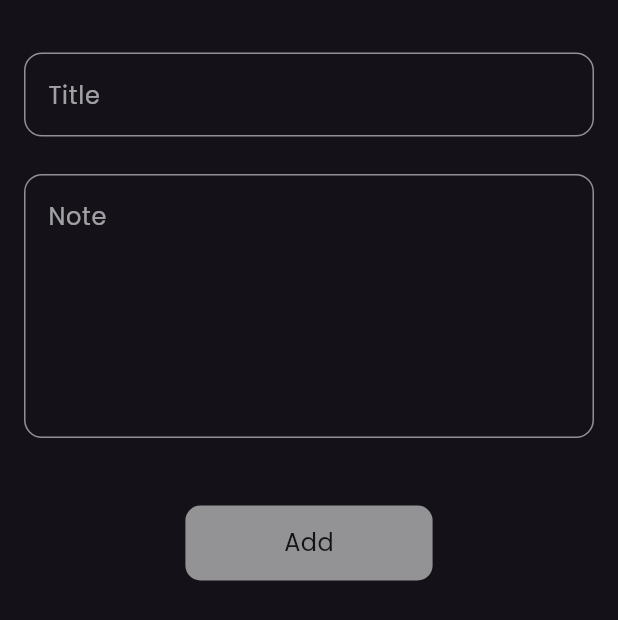
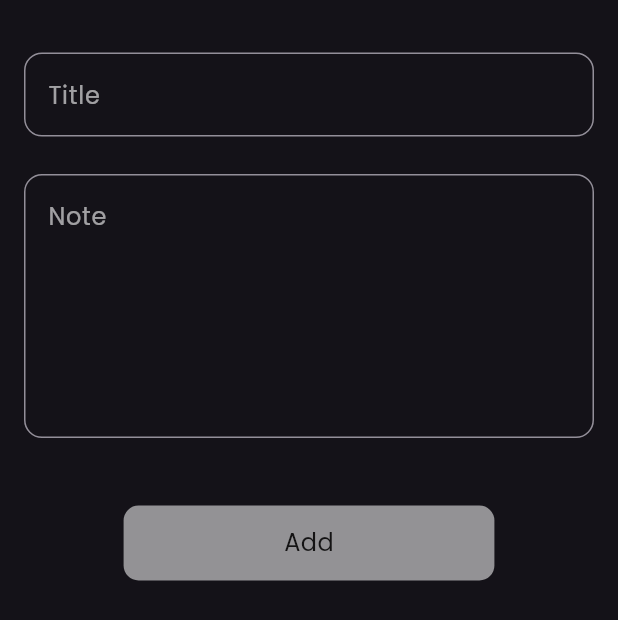
Before and after one commit to A-Elsawy/notes-app, a Flutter app: the AddCustomNoteBottomSheet widget shown alone on an empty page, opened directly, on a phone screen of 412 x 824 dp. Shown: the top 620 px of the screen. Run offline on Flutter 3.47's test engine with Material 3 defaults, Android fonts, the phone set to English and light mode, and no system bars; drawn by our look-alikes of modal_progress_hud_nsn; our stand-ins replace bloc, flutter_bloc, font_awesome_flutter, hive, hive_flutter; accounts and stored records are empty.

Commit message:
refactor add note form

```diff
--- a/lib/widgets/add_note_form.dart
+++ b/lib/widgets/add_note_form.dart
@@ -46,7 +46,10 @@ class _AddNoteFormState extends State<AddNoteForm> {
             },
           ),
           const SizedBox(height: 45),
-          CustomButton(
+          BlocBuilder<AddNoteCubit, AddNoteState>(
+            builder: (context, state) {
+              return CustomButton(
+                isLoading: state is AddNoteLoading ? true : false,
                 text: 'Add',
                 onTap: () {
                   if (key.currentState!.validate()) {
@@ -65,6 +68,8 @@ class _AddNoteFormState extends State<AddNoteForm> {
                     setState(() {});
                   }
                 },
+              );
+            },
           ),
           const SizedBox(height: 55),
         ],
--- a/lib/widgets/custom_bottom_sheet.dart
+++ b/lib/widgets/custom_bottom_sheet.dart
@@ -13,8 +13,6 @@ class AddCustomNoteBottomSheet extends StatelessWidget {
   Widget build(BuildContext context) {
     return BlocProvider(
       create: (context) => AddNoteCubit(),
-      child: Padding(
-        padding: const EdgeInsets.symmetric(horizontal: 16.0),
       child: BlocConsumer<AddNoteCubit, AddNoteState>(
         listener: (context, state) {
           if (state is AddNoteFailure) {
@@ -26,15 +24,17 @@ class AddCustomNoteBottomSheet extends StatelessWidget {
           }
         },
         builder: (context, state) {
-            return ModalProgressHUD(
-              inAsyncCall: state is AddNoteLoading ? true : false,
-              child: const SingleChildScrollView(
+          return AbsorbPointer(
+            absorbing: state is AddNoteLoading ? true : false,
+            child: const Padding(
+              padding: EdgeInsets.symmetric(horizontal: 16.0),
+              child: SingleChildScrollView(
                 child: AddNoteForm(),
+              ),
             ),
           );
         },
       ),
-      ),
     );
   }
 }
--- a/lib/widgets/cutom_button.dart
+++ b/lib/widgets/cutom_button.dart
@@ -3,21 +3,27 @@ import 'package:flutter/material.dart';
 class CustomButton extends StatelessWidget {
   final String text;
   final void Function()? onTap;
-  const CustomButton({super.key, required this.text, this.onTap});
+  final bool isLoading;
+  const CustomButton(
+      {super.key, required this.text, this.onTap, this.isLoading = false});
 
   @override
   Widget build(BuildContext context) {
     return GestureDetector(
       onTap: onTap,
       child: Container(
-        width: MediaQuery.of(context).size.width * 0.4,
+        width: MediaQuery.of(context).size.width * 0.6,
         height: 50,
         decoration: BoxDecoration(
           color: Colors.white54,
           borderRadius: BorderRadius.circular(10),
         ),
         child: Center(
-          child: Text(
+          child: isLoading
+              ? const CircularProgressIndicator(
+                  color: Colors.black,
+                )
+              : Text(
                   text,
                   style: const TextStyle(
                     color: Colors.black87,
```
Lines whose indentation alone changed are shown as unchanged.
